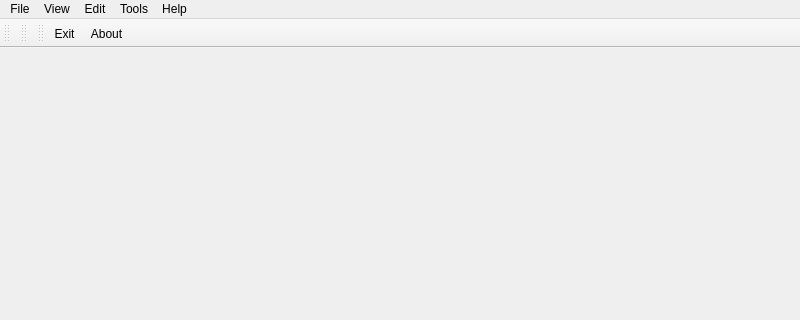
Above: src/frontend/FrMainWindow/FrMainWindow.ui from gablab/murfi2 before the change; both pictures show x 0 to 800 and y 0 to 320 of the 800 by 600 pixel window. Below: the same form after it.
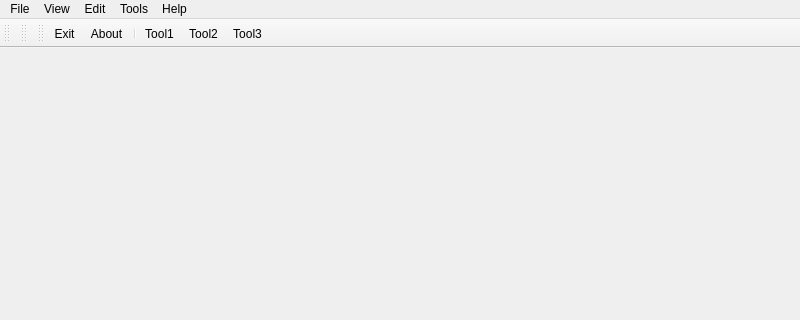
That is the form after the change.

```diff
--- a/src/frontend/FrMainWindow/FrMainWindow.ui
+++ b/src/frontend/FrMainWindow/FrMainWindow.ui
@@ -90,6 +90,10 @@
    </attribute>
    <addaction name="actionExit" />
    <addaction name="actionAbout" />
+   <addaction name="separator" />
+   <addaction name="actionTool1" />
+   <addaction name="actionTool2" />
+   <addaction name="actionTool3" />
   </widget>
   <action name="actionExit" >
    <property name="text" >
@@ -101,6 +105,21 @@
     <string>About</string>
    </property>
   </action>
+  <action name="actionTool1" >
+   <property name="text" >
+    <string>Tool1</string>
+   </property>
+  </action>
+  <action name="actionTool2" >
+   <property name="text" >
+    <string>Tool2</string>
+   </property>
+  </action>
+  <action name="actionTool3" >
+   <property name="text" >
+    <string>Tool3</string>
+   </property>
+  </action>
  </widget>
  <resources/>
  <connections/>
```
